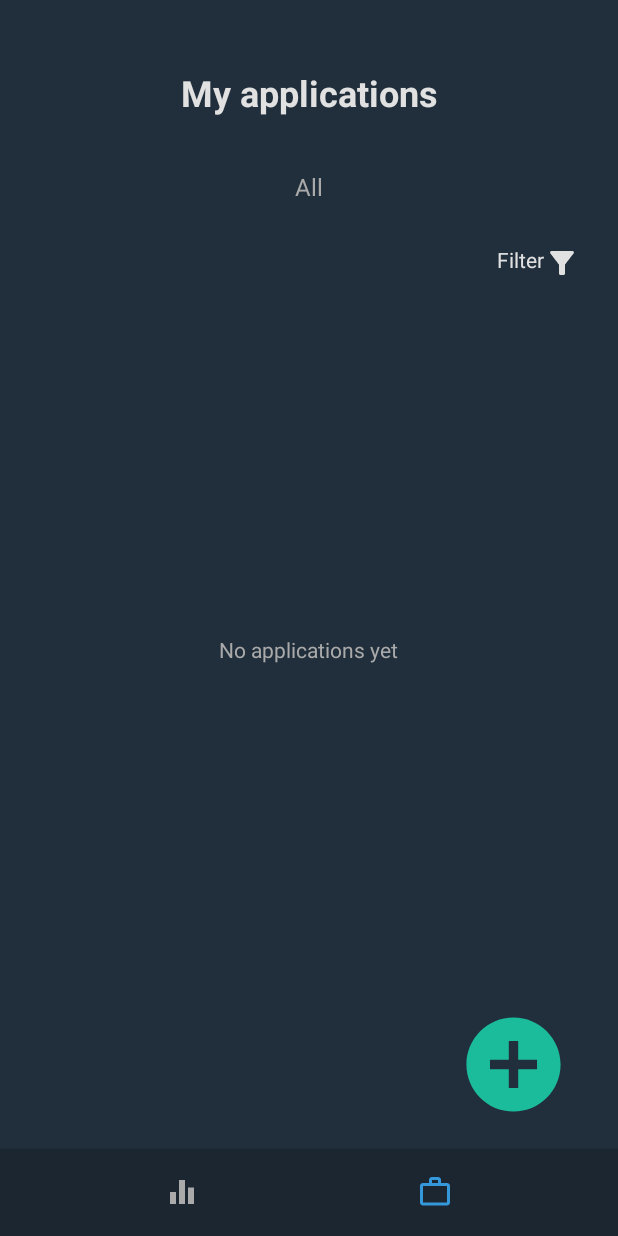
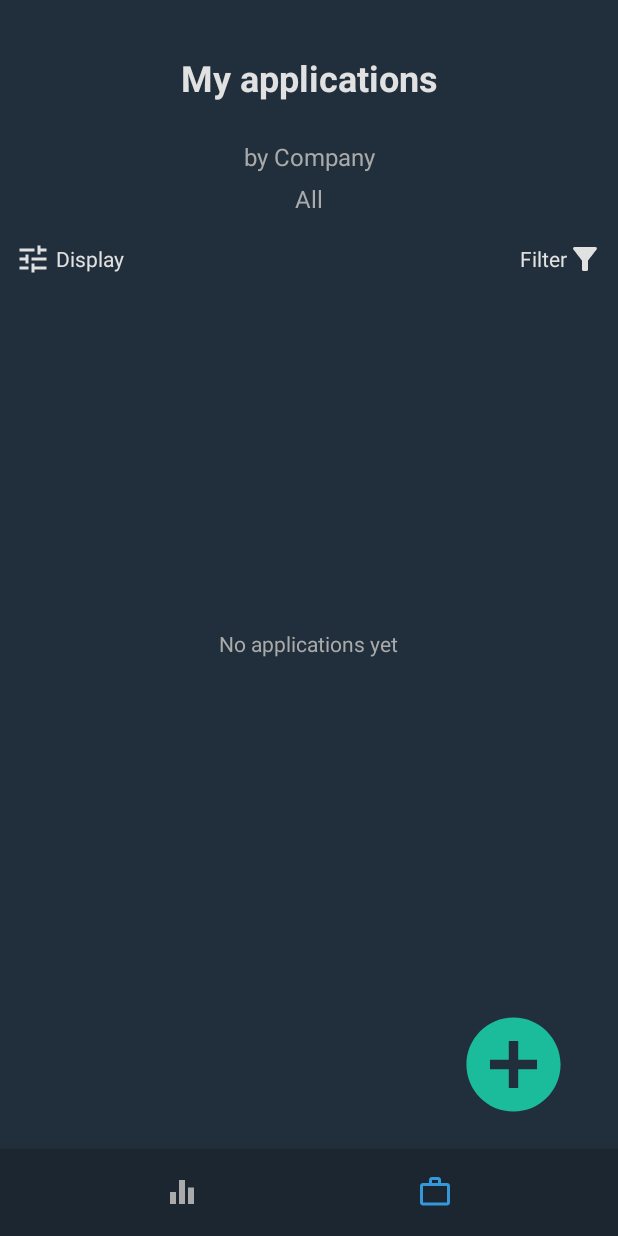
Before and after one commit to lyaure/JobApplicationsTracker, an Android app: the screen it shows after launch (MainBoardActivity), item 2 of the bottom bar chosen, on a phone screen of 412 x 824 dp. Run offline under Robolectric (Android 15) with nearby library versions, the phone set to English and light mode, and no system bars; libraries missing offline, so code that uses them is left out: com.github.mikephil.charting; 34 statements that could not run were skipped.

Commit message:
add UI for sorting options

```diff
--- a/app/src/main/java/com/lyaurese/jobapplicationstracker/Fragments/CompaniesFragment.java
+++ b/app/src/main/java/com/lyaurese/jobapplicationstracker/Fragments/CompaniesFragment.java
@@ -34,10 +34,10 @@ public class CompaniesFragment extends Fragment {
     private ListView companyList;
     private LinearLayout noData;
     private CompanyAdapter adapter;
-    private ImageButton addApplicationBtn;
-    private TextView filterBtn, filterTxtv;
+    private TextView filterTxtv, displayTxtv;
     private SharedPreferences sp;
-    private int filter, filterOption;
+    private int filter, filterOption, displayOption;
+    private String display;
     private Database db;
 
     public CompaniesFragment() {
@@ -56,9 +56,10 @@ public class CompaniesFragment extends Fragment {
 
         sp = activity.getSharedPreferences("applications filter", Context.MODE_PRIVATE);
         filterOption = sp.getInt("filterOption", 0);
+        displayOption = sp.getInt("displayOption", 0);
 //        int filterOption = 0;
 
-        addApplicationBtn = (ImageButton) view.findViewById(R.id.addApplicationBtn_ID);
+        ImageButton addApplicationBtn = (ImageButton) view.findViewById(R.id.addApplicationBtn_ID);
         addApplicationBtn.setOnClickListener(new View.OnClickListener() {
             @Override
             public void onClick(View v) {
@@ -74,61 +75,30 @@ public class CompaniesFragment extends Fragment {
             }
         });
 
+        displayTxtv = (TextView) view.findViewById(R.id.displayTxtv_ID);
         filterTxtv = (TextView) view.findViewById(R.id.filterTxtv_ID);
 
+        String displayOptions[] = new String[]{"Company", "Location", "Date"};
         String filterOptions[] = new String[]{"All", "Active", "Inactive"};
 
+        displayTxtv.setText("by " + displayOptions[displayOption]);
         filterTxtv.setText(filterOptions[filterOption]);
 
-        filterBtn = (TextView) view.findViewById(R.id.filterBtn_ID);
+        TextView displayBtn = (TextView) view.findViewById(R.id.displayBtn_ID);
+        displayBtn.setOnClickListener(new View.OnClickListener() {
+            @Override
+            public void onClick(View v) {
+                displayOption = sp.getInt("displayOption", 0);
+                showOptions("sort", R.drawable.ic_baseline_tune_24, displayOptions, displayOption, displayTxtv);
+            }
+        });
+
+        TextView filterBtn = (TextView) view.findViewById(R.id.filterBtn_ID);
         filterBtn.setOnClickListener(new View.OnClickListener() {
             @Override
             public void onClick(View v) {
                 filterOption = sp.getInt("filterOption", 0);
-                AlertDialog.Builder builder = new AlertDialog.Builder(getContext(), R.style.MaterialThemeDialog);
-                builder.setTitle("Filter")
-                        .setIcon(R.drawable.ic_baseline_filter_alt_24)
-                        .setSingleChoiceItems(filterOptions, filterOption, new DialogInterface.OnClickListener() {
-                            @Override
-                            public void onClick(DialogInterface dialog, int which) {
-                                SharedPreferences.Editor editor = sp.edit();
-                                editor.putInt("filterOption", which);
-
-                                switch (which){
-                                    case 0:
-                                        editor.putInt("filter", -1);
-                                        filter = -1;
-                                        filterTxtv.setText(filterOptions[which]);
-                                        break;
-                                    case 1:
-                                        editor.putInt("filter", 1);
-                                        filter = 1;
-                                        filterTxtv.setText(filterOptions[which]);
-                                        break;
-                                    case 2:
-                                        editor.putInt("filter", 0);
-                                        filter = 0;
-                                        filterTxtv.setText(filterOptions[which]);
-                                        break;
-                                }
-
-                                editor.commit();
-
-                                companies.clear();
-                                companies.addAll(db.getCompaniesListWithFilter(filter));
-                                adapter.notifyDataSetChanged();
-
-                                new Handler().postDelayed(new Runnable() {
-                                    @Override
-                                    public void run() {
-                                        dialog.dismiss();
-                                    }
-                                }, 200);
-                            }
-                        });
-
-                AlertDialog alert = builder.create();
-                alert.show();
+                showOptions("filter", R.drawable.ic_baseline_filter_alt_24, filterOptions, filterOption, filterTxtv);
             }
         });
 
@@ -149,6 +119,55 @@ public class CompaniesFragment extends Fragment {
         return view;
     }
 
+    private void showOptions(String option, int icon, String[] items, int checkedItem, TextView textView){
+        AlertDialog.Builder builder = new AlertDialog.Builder(getContext(), R.style.MaterialThemeDialog);
+        builder.setTitle(option)
+                .setIcon(icon)
+                .setSingleChoiceItems(items, checkedItem, new DialogInterface.OnClickListener() {
+                    @Override
+                    public void onClick(DialogInterface dialog, int which) {
+                        if(option.equals("filter")){
+                            textView.setText(items[which]);
+
+                            SharedPreferences.Editor editor = sp.edit();
+                            editor.putInt("filterOption", which);
+
+                            switch (which){
+                                case 0:
+                                    editor.putInt("filter", -1);
+                                    filter = -1;
+                                    break;
+                                case 1:
+                                    editor.putInt("filter", 1);
+                                    filter = 1;
+                                    break;
+                                case 2:
+                                    editor.putInt("filter", 0);
+                                    filter = 0;
+                                    break;
+                            }
+                            editor.commit();
+                        }
+                        else
+                            textView.setText("by " + items[which]);
+
+                        companies.clear();
+                        companies.addAll(db.getCompaniesListWithFilter(filter));
+                        adapter.notifyDataSetChanged();
+
+                        new Handler().postDelayed(new Runnable() {
+                            @Override
+                            public void run() {
+                                dialog.dismiss();
+                            }
+                        }, 200);
+                    }
+                });
+
+        AlertDialog alert = builder.create();
+        alert.show();
+    }
+
     private void checkEmptyCompaniesList(){
 
         if(companies.size() != 0){
--- /dev/null
+++ b/app/src/main/res/drawable/ic_baseline_tune_24.xml
@@ -0,0 +1,10 @@
+<vector xmlns:android="http://schemas.android.com/apk/res/android"
+    android:width="24dp"
+    android:height="24dp"
+    android:viewportWidth="24"
+    android:viewportHeight="24"
+    android:tint="@color/lightGray">
+  <path
+      android:fillColor="@android:color/white"
+      android:pathData="M3,17v2h6v-2L3,17zM3,5v2h10L13,5L3,5zM13,21v-2h8v-2h-8v-2h-2v6h2zM7,9v2L3,11v2h4v2h2L9,9L7,9zM21,13v-2L11,11v2h10zM15,9h2L17,7h4L21,5h-4L17,3h-2v6z"/>
+</vector>
--- a/app/src/main/res/layout/fragment_companies.xml
+++ b/app/src/main/res/layout/fragment_companies.xml
@@ -9,7 +9,6 @@
     android:padding="10dp"
     tools:context=".Fragments.CompaniesFragment">
 
-    <!-- TODO: Update blank fragment layout -->
 
     <LinearLayout
         android:layout_width="match_parent"
@@ -28,6 +27,15 @@
             android:textStyle="bold" />
 
         <TextView
+            android:id="@+id/displayTxtv_ID"
+            android:layout_width="match_parent"
+            android:layout_height="0dp"
+            android:layout_weight="0.5"
+            android:gravity="center_horizontal"
+            android:textColor="@android:color/darker_gray"
+            android:textSize="16sp" />
+
+        <TextView
             android:id="@+id/filterTxtv_ID"
             android:layout_width="match_parent"
             android:layout_height="0dp"
@@ -37,15 +45,33 @@
             android:textSize="16sp" />
     </LinearLayout>
 
-    <TextView
-        android:id="@+id/filterBtn_ID"
-        android:layout_width="wrap_content"
-        android:layout_height="wrap_content"
-        android:layout_gravity="end"
-        android:layout_margin="15dp"
-        android:drawableEnd="@drawable/ic_baseline_filter_alt_24"
-        android:text="Filter"
-        android:textColor="@color/lightGray" />
+    <LinearLayout
+        android:layout_width="match_parent"
+        android:layout_height="0dp"
+        android:layout_weight="0.5">
+
+        <TextView
+            android:id="@+id/displayBtn_ID"
+            android:layout_width="0dp"
+            android:layout_height="match_parent"
+            android:layout_gravity="center"
+            android:layout_weight="1"
+            android:drawableStart="@drawable/ic_baseline_tune_24"
+            android:gravity="center|start"
+            android:text=" Display"
+            android:textColor="@color/lightGray" />
+
+        <TextView
+            android:id="@+id/filterBtn_ID"
+            android:layout_width="0dp"
+            android:layout_height="match_parent"
+            android:layout_gravity="center"
+            android:layout_weight="1"
+            android:drawableEnd="@drawable/ic_baseline_filter_alt_24"
+            android:gravity="center|end"
+            android:text="Filter"
+            android:textColor="@color/lightGray" />
+    </LinearLayout>
 
     <LinearLayout
         android:id="@+id/noDataLayout_ID"
```
